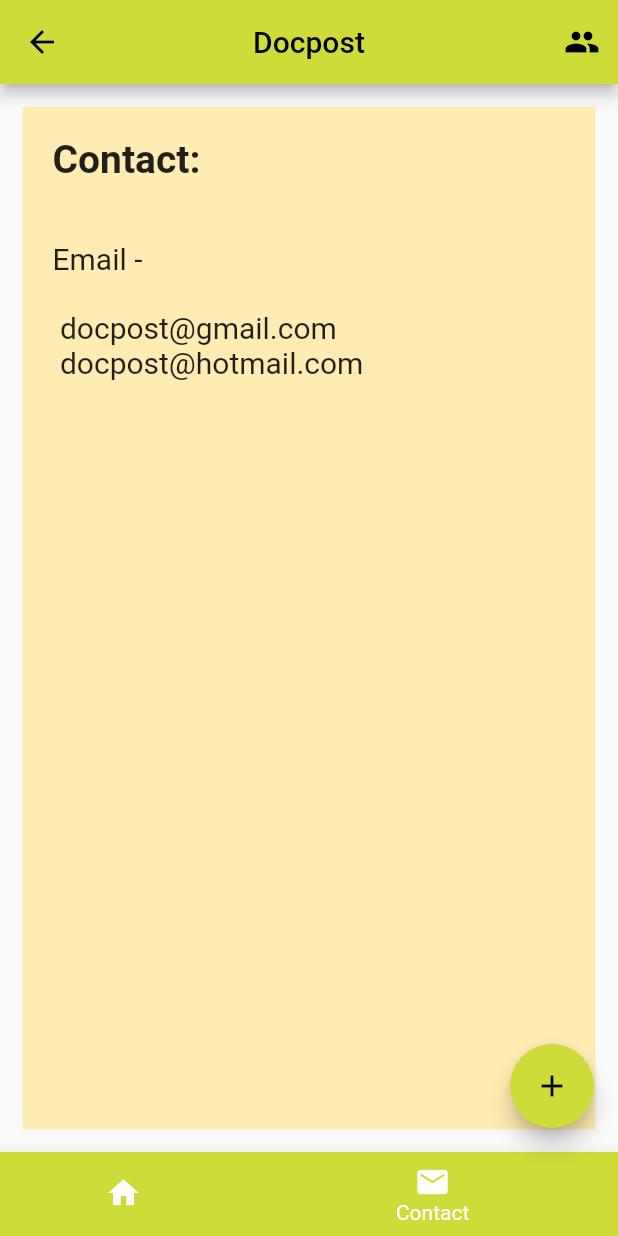
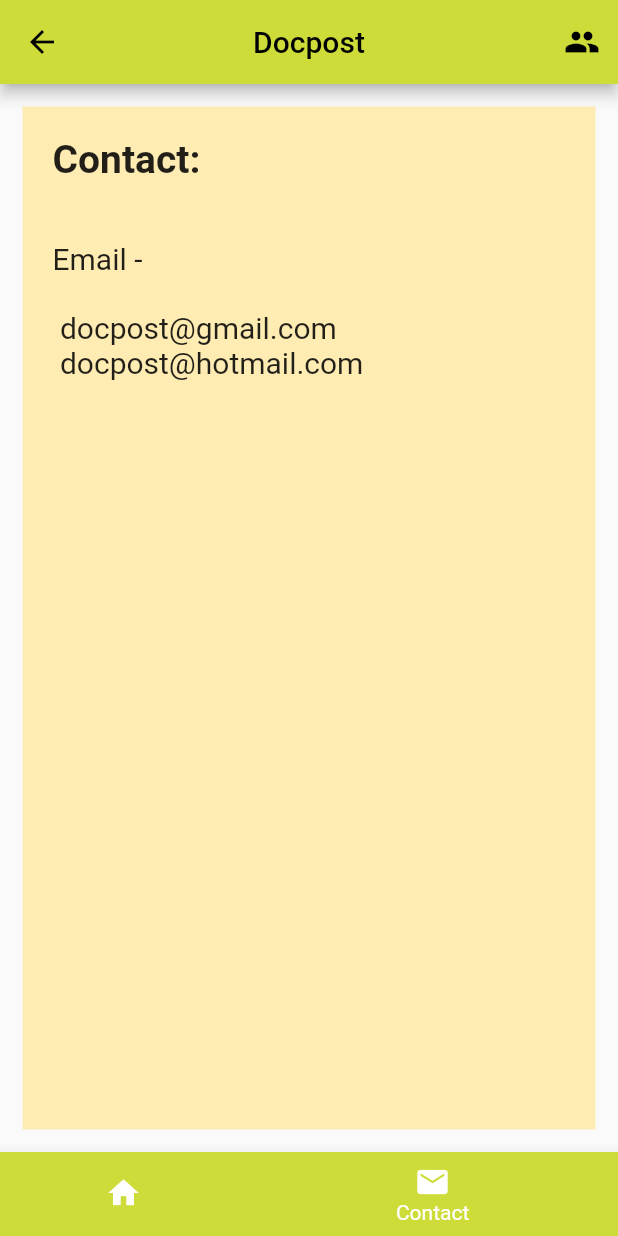
Before and after one commit to nichapap/docpost, a Flutter app: the MyHomePage screen opened directly, item 2 of the bottom bar chosen, on a phone screen of 412 x 824 dp. Run offline on Flutter 3.47's test engine with Material 2 defaults, Android fonts, the phone set to English and light mode, and no system bars; our stand-ins replace firebase_auth, firebase_core; accounts and stored records are empty; statements that could not run were skipped.

Commit message:
update main.dart

```diff
--- a/lib/main.dart
+++ b/lib/main.dart
@@ -5,7 +5,6 @@
 import 'package:flutter/material.dart';
 import 'articles_page.dart';
 import 'contacts_page.dart';
-import 'add_post_page.dart';
 
 Future<void> main() async {
   WidgetsFlutterBinding.ensureInitialized();
@@ -59,13 +58,13 @@
         ],
       ),
       body: screens[_currentIndex],
-      floatingActionButton: FloatingActionButton(
-        onPressed: () {
-          Navigator.push(context, MaterialPageRoute(builder: (context) => const AddPost()));
-        },
-        tooltip: 'Increment',
-        child: const Icon(Icons.add),
-      ),
+      // floatingActionButton: FloatingActionButton(
+      //   onPressed: () {
+      //     Navigator.push(context, MaterialPageRoute(builder: (context) => const AddPost()));
+      //   },
+      //   tooltip: 'Increment',
+      //   child: const Icon(Icons.add),
+      // ),
       bottomNavigationBar: BottomNavigationBar(
         currentIndex: _currentIndex,
         type: BottomNavigationBarType.shifting,
```
